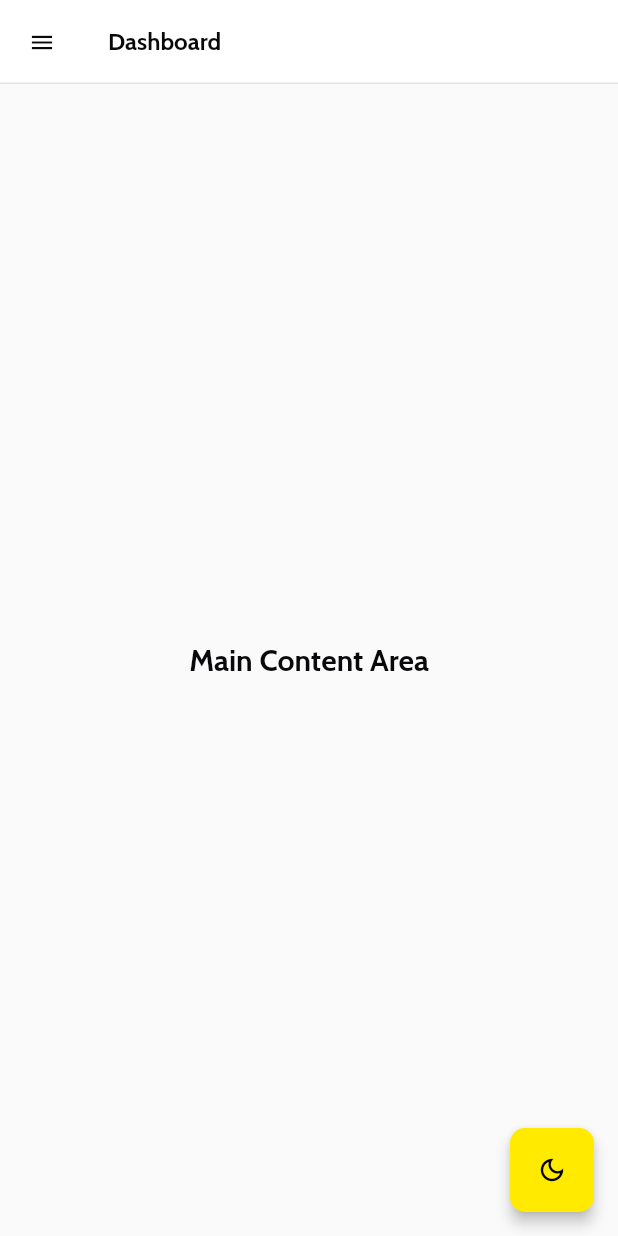
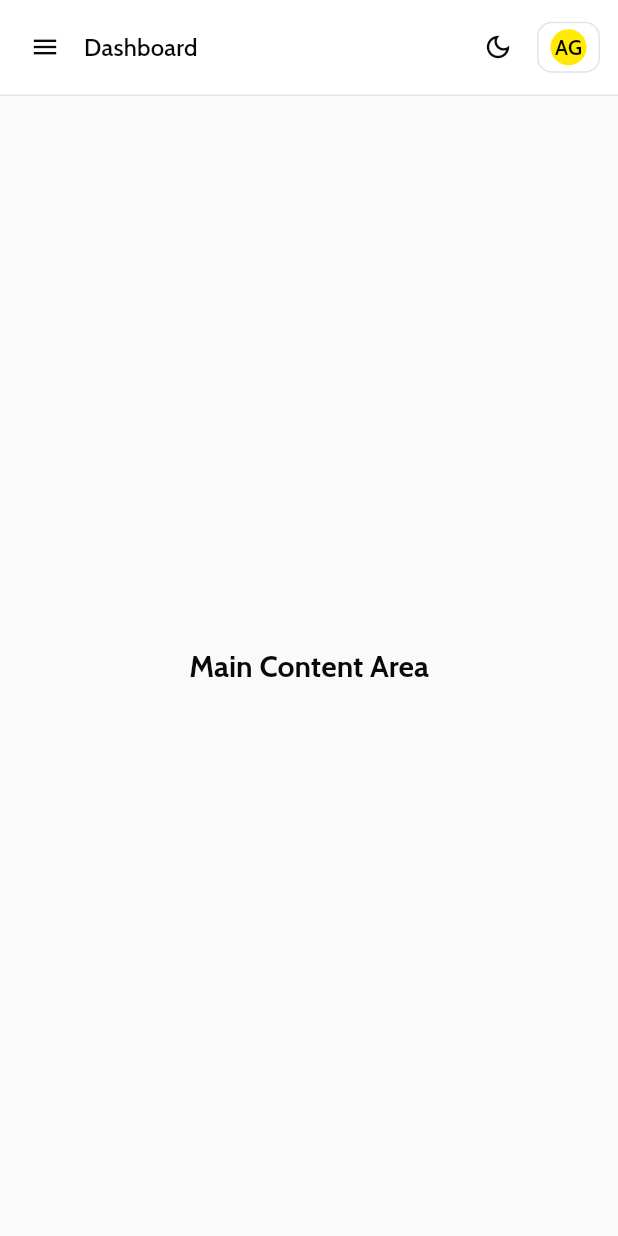
Before and after one commit to Shivakumar-Guhesh/transactions-dashboard, a Flutter app: the screen it shows after launch, on a phone screen of 412 x 824 dp. Run offline on Flutter 3.47's test engine with Material 3 defaults, Android fonts, the phone set to English and light mode, and no system bars; our stand-ins replace flutter_riverpod.

Commit message:
Profile Menu initial Commit. Closes #27

```diff
--- a/frontend/lib/providers/theme_provider.dart
+++ b/frontend/lib/providers/theme_provider.dart
@@ -27,3 +27,15 @@ class ThemeNotifier extends Notifier<ThemeMode> {
 final themeProvider = NotifierProvider<ThemeNotifier, ThemeMode>(
   ThemeNotifier.new,
 );
+
+final isDarkModeProvider = Provider<bool>((ref) {
+  final themeMode = ref.watch(themeProvider);
+
+  if (themeMode == ThemeMode.system) {
+    final brightness =
+        WidgetsBinding.instance.platformDispatcher.platformBrightness;
+    return brightness == Brightness.dark;
+  }
+
+  return themeMode == ThemeMode.dark;
+});
--- a/frontend/lib/screens/dashboard/dashboard_screen.dart
+++ b/frontend/lib/screens/dashboard/dashboard_screen.dart
@@ -6,20 +6,24 @@ import '../../theme/app_sizes.dart';
 import '../dashboard/desktop_layout.dart';
 import '../dashboard/mobile_layout.dart';
 import '../../shared/responsive.dart';
-import '../../providers/theme_provider.dart';
 import '../../shared/widgets/responsive_wrapper.dart';
 import 'widgets/side_bar.dart';
 
-class DashboardScreen extends ConsumerWidget {
+class DashboardScreen extends StatelessWidget {
   const DashboardScreen({super.key});
 
   @override
-  Widget build(BuildContext context, WidgetRef ref) {
-    final selectedRoute = ref.watch(selectedRouteProvider);
+  Widget build(BuildContext context) {
     return Scaffold(
       appBar: context.isMobile
           ? AppBar(
-              title: Text(selectedRoute.label),
+              toolbarHeight: 0,
+              title: Consumer(
+                builder: (context, ref, child) {
+                  final selectedRoute = ref.watch(selectedRouteProvider);
+                  return Text(selectedRoute.label);
+                },
+              ),
               elevation: AppSizes.elevationMin,
             )
           : null,
@@ -40,14 +44,6 @@ class DashboardScreen extends ConsumerWidget {
           desktop: const DesktopLayout(),
         ),
       ),
-      floatingActionButton: FloatingActionButton(
-        onPressed: () => ref.read(themeProvider.notifier).toggleTheme(),
-        child: Icon(
-          Theme.of(context).brightness == Brightness.dark
-              ? Icons.light_mode_outlined
-              : Icons.dark_mode_outlined,
-        ),
-      ),
     );
   }
 }
--- /dev/null
+++ b/frontend/lib/screens/dashboard/widgets/header.dart
@@ -0,0 +1,86 @@
+import 'package:flutter/material.dart';
+import 'package:flutter_riverpod/flutter_riverpod.dart';
+import 'package:frontend/screens/dashboard/widgets/profile_badge.dart';
+import '../../../providers/sidebar_provider.dart';
+import '../../../providers/theme_provider.dart';
+import '../../../theme/app_sizes.dart';
+import '../../../shared/responsive.dart';
+
+class Header extends ConsumerWidget {
+  const Header({super.key});
+
+  @override
+  Widget build(BuildContext context, WidgetRef ref) {
+    final selectedRoute = ref.watch(selectedRouteProvider);
+    final isDark = ref.watch(isDarkModeProvider);
+
+    return Container(
+      height: AppSizes.appBarHeight,
+      width: double.infinity,
+      padding: EdgeInsets.symmetric(
+        horizontal: context.isMobile
+            ? AppSizes.spaceSmall
+            : AppSizes.spaceLarge,
+      ),
+      decoration: BoxDecoration(
+        color: Theme.of(context).colorScheme.surface,
+        border: Border(
+          bottom: BorderSide(
+            color: Theme.of(context).dividerColor,
+            width: AppSizes.borderSmall,
+          ),
+        ),
+      ),
+      child: Row(
+        children: [
+          if (context.isMobile) ...[
+            _HeaderIconButton(
+              icon: Icons.menu,
+              onPressed: () => Scaffold.of(context).openDrawer(),
+            ),
+            const SizedBox(width: AppSizes.spaceXSmall),
+          ],
+          Text(
+            selectedRoute.label,
+            style: Theme.of(context).textTheme.titleMedium,
+          ),
+          const Spacer(),
+          _HeaderIconButton(
+            icon: isDark ? Icons.light_mode : Icons.dark_mode_outlined,
+            onPressed: () => ref.read(themeProvider.notifier).toggleTheme(),
+          ),
+          const SizedBox(width: AppSizes.spaceXSmall),
+          const ProfileBadge(),
+        ],
+      ),
+    );
+  }
+}
+
+class _HeaderIconButton extends StatelessWidget {
+  final IconData icon;
+  final VoidCallback onPressed;
+
+  const _HeaderIconButton({required this.icon, required this.onPressed});
+
+  @override
+  Widget build(BuildContext context) {
+    return GestureDetector(
+      onTap: onPressed,
+      child: Container(
+        padding: const EdgeInsets.all(AppSizes.spaceXSmall),
+        decoration: BoxDecoration(
+          // color: _isHovered
+          //     ? Theme.of(context).colorScheme.primary
+          //     : Colors.transparent,
+          borderRadius: BorderRadius.circular(8),
+        ),
+        child: Icon(
+          icon,
+          size: 20,
+          color: Theme.of(context).colorScheme.onSurface,
+        ),
+      ),
+    );
+  }
+}
--- a/frontend/lib/screens/dashboard/widgets/main_content_area.dart
+++ b/frontend/lib/screens/dashboard/widgets/main_content_area.dart
@@ -1,4 +1,6 @@
 import 'package:flutter/material.dart';
+
+import 'header.dart';
 
 class MainContentArea extends StatelessWidget {
   const MainContentArea({super.key});
@@ -7,13 +9,12 @@ class MainContentArea extends StatelessWidget {
   Widget build(BuildContext context) {
     return Column(
       children: [
+        const Header(),
         Expanded(
-          child: SelectionArea(
-            child: Center(
-              child: Text(
-                'Main Content Area',
-                style: Theme.of(context).textTheme.headlineMedium,
-              ),
+          child: Center(
+            child: Text(
+              'Main Content Area',
+              style: Theme.of(context).textTheme.headlineMedium,
             ),
           ),
         ),
--- /dev/null
+++ b/frontend/lib/screens/dashboard/widgets/profile_badge.dart
@@ -0,0 +1,257 @@
+import 'package:flutter/material.dart';
+
+import 'package:frontend/shared/responsive.dart';
+import 'package:frontend/theme/app_animations.dart';
+
+import '../../../theme/app_sizes.dart';
+
+class ProfileBadge extends StatefulWidget {
+  const ProfileBadge({super.key});
+
+  @override
+  State<ProfileBadge> createState() => _ProfileBadgeState();
+}
+
+class _ProfileBadgeState extends State<ProfileBadge> {
+  final LayerLink _layerLink = LayerLink();
+  OverlayEntry? _overlayEntry;
+  bool _isMenuOpen = false;
+  bool _isHovered = false;
+
+  @override
+  void dispose() {
+    _closeMenu();
+    super.dispose();
+  }
+
+  void _toggleProfileMenu() {
+    _isMenuOpen ? _closeMenu() : _openMenu();
+  }
+
+  void _openMenu() {
+    _overlayEntry = _createOverlayEntry();
+    Overlay.of(context).insert(_overlayEntry!);
+    setState(() {
+      _isMenuOpen = true;
+    });
+  }
+
+  void _closeMenu() {
+    if (_overlayEntry != null) {
+      _overlayEntry!.remove();
+      _overlayEntry = null;
+      if (mounted) {
+        setState(() => _isMenuOpen = false);
+      }
+    }
+  }
+
+  OverlayEntry _createOverlayEntry() {
+    final screenWidth = MediaQuery.of(context).size.width;
+
+    final double profileMenuWidth =
+        (screenWidth * AppSizes.profileMenuWidthFactor).clamp(
+          AppSizes.minProfileMenuWidth,
+          AppSizes.maxProfileMenuWidth,
+        );
+    return OverlayEntry(
+      builder: (context) {
+        return Stack(
+          children: [
+            GestureDetector(
+              onTap: _closeMenu,
+              behavior: HitTestBehavior.opaque,
+              child: Container(color: Colors.transparent),
+            ),
+
+            Positioned(
+              width: profileMenuWidth,
+              child: CompositedTransformFollower(
+                link: _layerLink,
+                targetAnchor: Alignment.bottomRight,
+                followerAnchor: Alignment.topRight,
+                child: _ProfileDropdown(onClose: _closeMenu),
+              ),
+            ),
+          ],
+        );
+      },
+    );
+  }
+
+  @override
+  Widget build(BuildContext context) {
+    return CompositedTransformTarget(
+      link: _layerLink,
+      child: MouseRegion(
+        cursor: SystemMouseCursors.click,
+        onEnter: (_) => setState(() => _isHovered = true),
+        onExit: (_) => setState(() => _isHovered = false),
+        child: GestureDetector(
+          onTap: _toggleProfileMenu,
+          child: AnimatedContainer(
+            duration: AppAnimations.durationFast,
+            curve: AppAnimations.curveSpring,
+            padding: const EdgeInsets.symmetric(
+              horizontal: AppSizes.spaceXSmall,
+              vertical: AppSizes.spaceXXSmall,
+            ),
+            decoration: BoxDecoration(
+              border: Border.all(
+                color: (_isHovered || _isMenuOpen)
+                    ? Theme.of(context).colorScheme.primary
+                    : Theme.of(context).colorScheme.outline,
+              ),
+
+              borderRadius: BorderRadius.circular(AppSizes.radiusMedium),
+            ),
+            child: Row(
+              mainAxisSize: MainAxisSize.min,
+              children: [
+                CircleAvatar(
+                  radius: AppSizes.radiusLarge,
+                  backgroundColor: Theme.of(context).colorScheme.primary,
+                  child: Text(
+                    "AG",
+                    style: Theme.of(context).textTheme.titleSmall?.copyWith(
+                      color: Theme.of(context).colorScheme.onPrimary,
+                    ),
+                  ),
+                ),
+                if (!context.isMobile) ...[
+                  SizedBox(width: AppSizes.spaceXSmall),
+                  Text(
+                    "FirstName LastName ",
+                    style: Theme.of(context).textTheme.bodyMedium,
+                  ),
+                  const SizedBox(width: AppSizes.spaceXXSmall),
+                  Icon(
+                    Icons.keyboard_arrow_down_rounded,
+                    size: AppSizes.iconSmall,
+                    color: Theme.of(context).colorScheme.onSurface,
+                  ),
+                ],
+              ],
+            ),
+          ),
+        ),
+      ),
+    );
+  }
+}
+
+class _ProfileDropdown extends StatelessWidget {
+  final VoidCallback onClose;
+  const _ProfileDropdown({required this.onClose});
+
+  @override
+  Widget build(BuildContext context) {
+    return Material(
+      color: Colors.transparent,
+      child: Container(
+        padding: const EdgeInsets.all(AppSizes.spaceXSmall),
+        decoration: BoxDecoration(
+          color: Theme.of(context).colorScheme.surface,
+          borderRadius: BorderRadius.circular(AppSizes.radiusSmall),
+          border: Border.all(color: Theme.of(context).colorScheme.outline),
+          boxShadow: [BoxShadow(color: Theme.of(context).colorScheme.outline)],
+        ),
+        child: Column(
+          mainAxisSize: MainAxisSize.min,
+          children: [
+            _MenuTile(
+              icon: Icons.person_outline,
+              label: "My Profile",
+              onTap: onClose,
+            ),
+            _MenuTile(
+              icon: Icons.settings_outlined,
+              label: "Settings",
+              onTap: onClose,
+            ),
+            const Padding(
+              padding: EdgeInsets.symmetric(vertical: 4),
+              child: Divider(height: 1, thickness: 0.5),
+            ),
+            _MenuTile(
+              icon: Icons.logout_rounded,
+              label: "Sign Out",
+              isDestructive: true,
+              onTap: onClose,
+            ),
+          ],
+        ),
+      ),
+    );
+  }
+}
+
+class _MenuTile extends StatefulWidget {
+  final IconData icon;
+  final String label;
+  final bool isDestructive;
+  final VoidCallback onTap;
+
+  const _MenuTile({
+    required this.icon,
+    required this.label,
+    required this.onTap,
+    this.isDestructive = false,
+  });
+
+  @override
+  State<_MenuTile> createState() => _MenuTileState();
+}
+
+class _MenuTileState extends State<_MenuTile> {
+  bool _isItemHovered = false;
+
+  @override
+  Widget build(BuildContext context) {
+    final Color hoverColor = widget.isDestructive
+        ? Theme.of(context).colorScheme.error
+        : Theme.of(context).colorScheme.primary;
+
+    final Color hoverTextColor = widget.isDestructive
+        ? Theme.of(context).colorScheme.onError
+        : Theme.of(context).colorScheme.onPrimary;
+
+    final Color contentColor = Theme.of(context).colorScheme.onSurface;
+
+    return MouseRegion(
+      cursor: SystemMouseCursors.click,
+      onEnter: (_) => setState(() => _isItemHovered = true),
+      onExit: (_) => setState(() => _isItemHovered = false),
+      child: GestureDetector(
+        onTap: widget.onTap,
+        child: Container(
+          padding: const EdgeInsets.symmetric(
+            horizontal: AppSizes.spaceSmall,
+            vertical: AppSizes.spaceXSmall,
+          ),
+          decoration: BoxDecoration(
+            color: _isItemHovered ? hoverColor : Colors.transparent,
+
+            borderRadius: BorderRadius.circular(AppSizes.radiusSmall),
+          ),
+          child: Row(
+            children: [
+              Icon(
+                widget.icon,
+                size: AppSizes.iconSmall,
+                color: _isItemHovered ? hoverTextColor : contentColor,
+              ),
+              const SizedBox(width: AppSizes.spaceSmall),
+              Text(
+                widget.label,
+                style: Theme.of(context).textTheme.bodyMedium?.copyWith(
+                  color: _isItemHovered ? hoverTextColor : contentColor,
+                ),
+              ),
+            ],
+          ),
+        ),
+      ),
+    );
+  }
+}
--- a/frontend/lib/theme/app_animations.dart
+++ b/frontend/lib/theme/app_animations.dart
@@ -2,7 +2,7 @@ import 'package:flutter/animation.dart';
 
 class AppAnimations {
   // --- Durations ---
-  static const Duration durationFast = Duration(milliseconds: 120); // Snappier
+  static const Duration durationFast = Duration(milliseconds: 120);
   static const Duration durationMedium = Duration(milliseconds: 250);
   static const Duration durationSlow = Duration(milliseconds: 400);
 
--- a/frontend/lib/theme/app_sizes.dart
+++ b/frontend/lib/theme/app_sizes.dart
@@ -17,7 +17,6 @@ class AppSizes {
 
   static const double pagePadding = spaceXLarge; // Alias for consistency
 
-  // --- Radius (SaaS Sharp Modern Look) ---
   static const double radiusXSmall = 4.0;
   static const double radiusSmall = 6.0;
   static const double radiusMedium = 10.0;
@@ -35,6 +34,10 @@ class AppSizes {
   static const double minSideBarWidth = 200.0;
   static const double collapsedSideBarWidth = 85.0;
   static const double sideBarWidthFactor = 0.15;
+
+  static const double maxProfileMenuWidth = 250.0;
+  static const double minProfileMenuWidth = 200.0;
+  static const double profileMenuWidthFactor = 0.25;
 
   // --- Borders & Strokes ---
   static const double borderSmall = 1.0;
```
